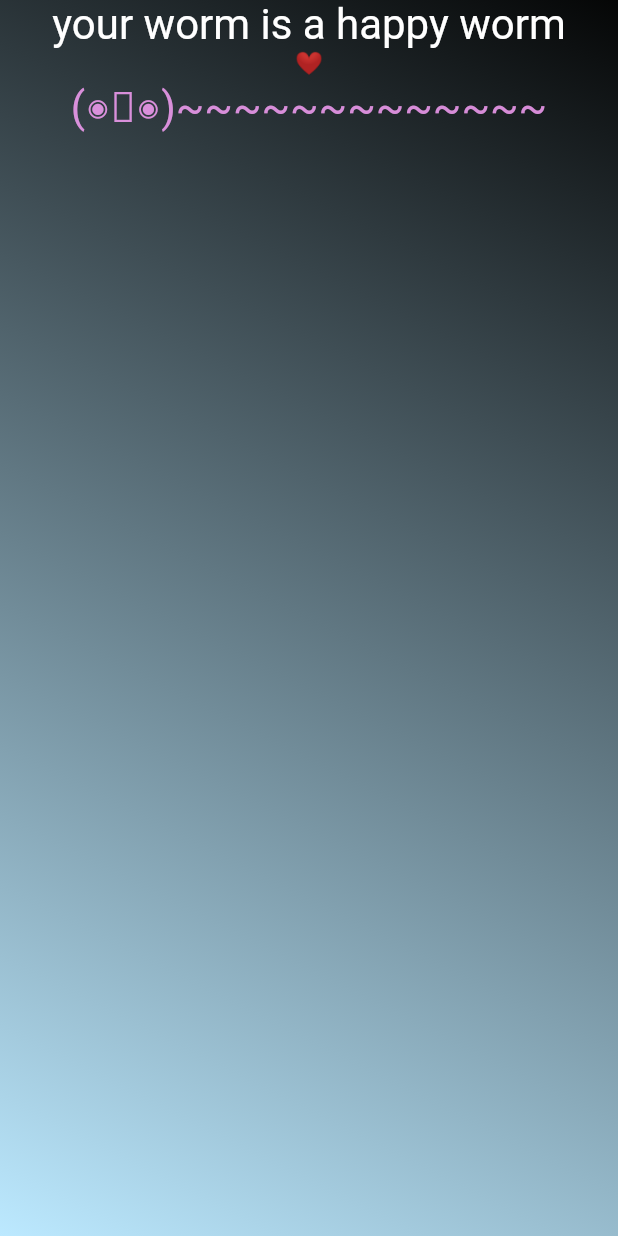
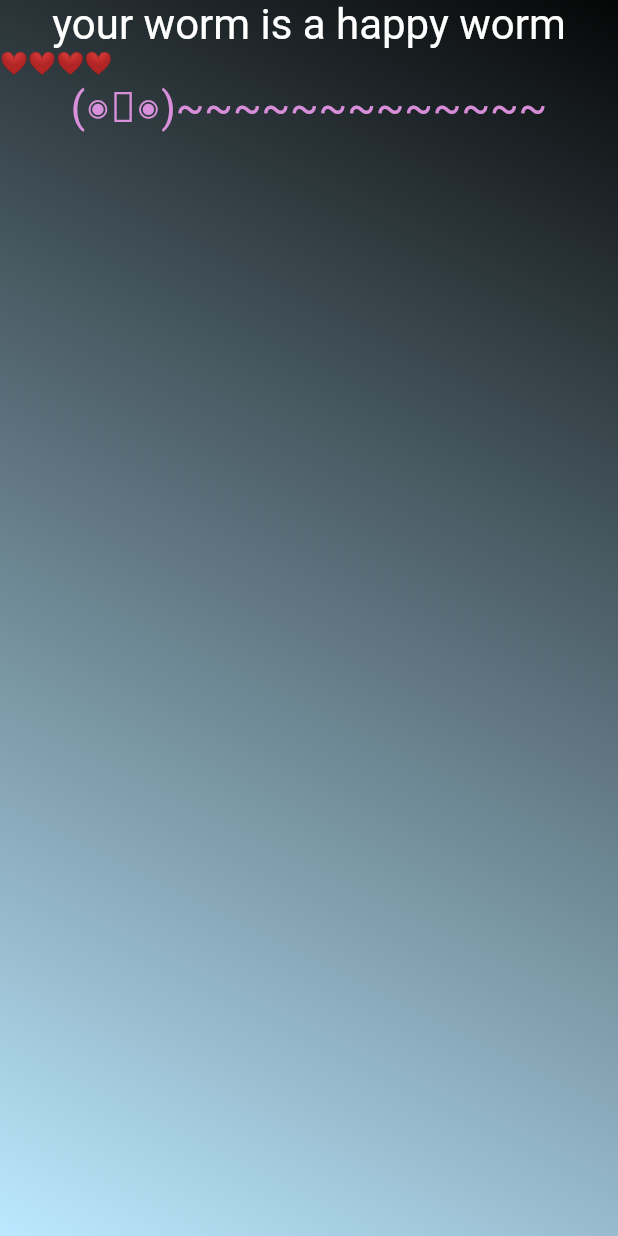
Before and after one commit to abbymachines/habit_vpet, a Flutter app: the screen it shows after launch, on a phone screen of 412 x 824 dp. Run offline on Flutter 3.47's test engine with Material 2 defaults, Android fonts, the phone set to English and light mode, and no system bars.

Commit message:
implement heart_bar widget

```diff
--- a/lib/gradient_container.dart
+++ b/lib/gradient_container.dart
@@ -1,7 +1,8 @@
 import 'package:flutter/material.dart';
 import 'package:habit_vpet/styled_text.dart';
 import 'package:habit_vpet/worm.dart';
-import 'package:habit_vpet/heart.dart';
+// import 'package:habit_vpet/heart.dart';
+import 'package:habit_vpet/heart_bar.dart';
 
 class GradientContainer extends StatelessWidget {
   const GradientContainer({super.key});
@@ -23,7 +24,7 @@ class GradientContainer extends StatelessWidget {
         addAutomaticKeepAlives: false,
         children: const [
           Center(child: StyledText()),
-          Center(child: Heart()),
+          Center(child: HeartBar()),
           Center(child: Worm()),
         ],
       ),
--- a/lib/heart_bar.dart
+++ b/lib/heart_bar.dart
@@ -1,10 +1,16 @@
 import 'package:flutter/material.dart';
+import 'package:habit_vpet/heart.dart';
 
 class HeartBar extends StatelessWidget {
   const HeartBar({super.key});
 
   @override
   Widget build(context) {
-    return
+    return const Row(children: <Widget>[
+      Heart(),
+      Heart(),
+      Heart(),
+      Heart(),
+    ]);
   }
 }
```
